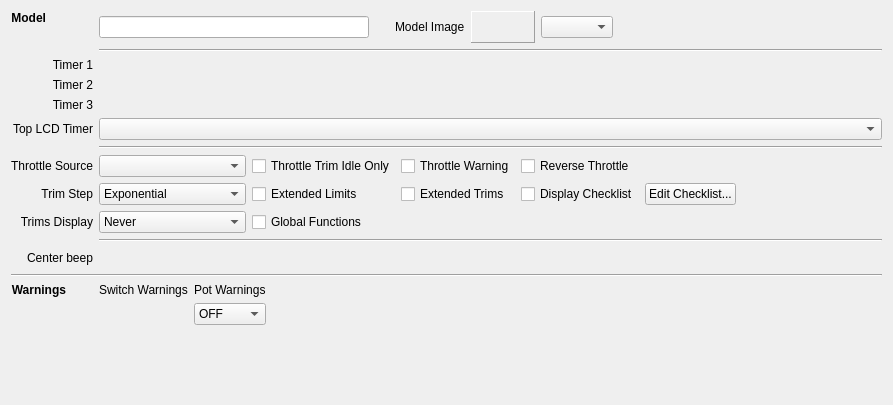
First picture: the form in companion/src/modeledit/setup.ui, repository opentx/opentx, before the edit.
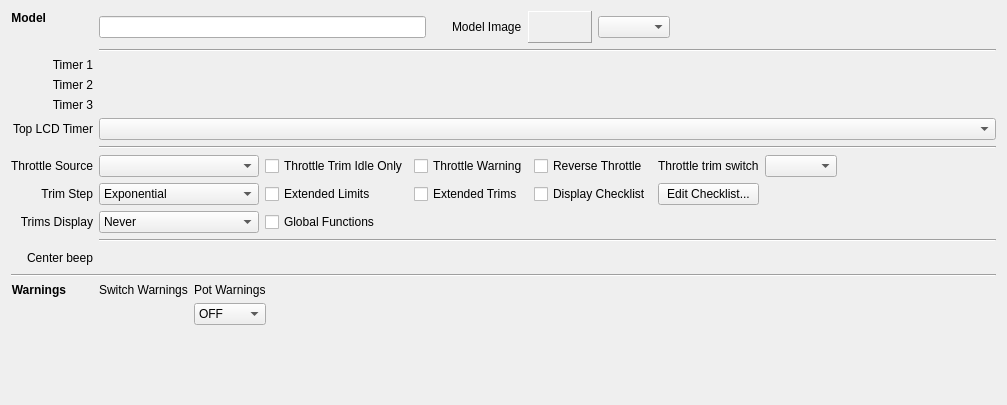
Second picture: the form after the edit. Custom widgets are drawn as their Qt base class.

Commit message: Add throttle trim switch

The edit to the form file:
```diff
--- a/companion/src/modeledit/setup.ui
+++ b/companion/src/modeledit/setup.ui
@@ -6,7 +6,7 @@
    <rect>
     <x>0</x>
     <y>0</y>
-    <width>893</width>
+    <width>1007</width>
     <height>405</height>
    </rect>
   </property>
@@ -342,15 +342,46 @@
       </widget>
      </item>
      <item row="6" column="1">
-      <layout class="QGridLayout" name="gridLayout_2">
-       <item row="1" column="3">
-        <widget class="QCheckBox" name="displayText">
-         <property name="layoutDirection">
-          <enum>Qt::LeftToRight</enum>
+      <layout class="QGridLayout" name="gridLayout_2" columnstretch="0,0,0,0,0,0,0">
+       <property name="verticalSpacing">
+        <number>6</number>
+       </property>
+       <item row="0" column="5">
+        <widget class="QComboBox" name="throttleTrimSwitch"/>
+       </item>
+       <item row="1" column="0">
+        <widget class="QComboBox" name="trimIncrement">
+         <property name="sizePolicy">
+          <sizepolicy hsizetype="MinimumExpanding" vsizetype="Fixed">
+           <horstretch>0</horstretch>
+           <verstretch>0</verstretch>
+          </sizepolicy>
          </property>
-         <property name="text">
-          <string>Display Checklist</string>
-         </property>
+         <item>
+          <property name="text">
+           <string>Exponential</string>
+          </property>
+         </item>
+         <item>
+          <property name="text">
+           <string>Extra Fine</string>
+          </property>
+         </item>
+         <item>
+          <property name="text">
+           <string>Fine</string>
+          </property>
+         </item>
+         <item>
+          <property name="text">
+           <string>Medium</string>
+          </property>
+         </item>
+         <item>
+          <property name="text">
+           <string>Coarse</string>
+          </property>
+         </item>
         </widget>
        </item>
        <item row="2" column="0">
@@ -378,23 +409,6 @@
          </item>
         </widget>
        </item>
-       <item row="0" column="1">
-        <widget class="QCheckBox" name="throttleTrim">
-         <property name="layoutDirection">
-          <enum>Qt::LeftToRight</enum>
-         </property>
-         <property name="text">
-          <string>Throttle Trim Idle Only</string>
-         </property>
-        </widget>
-       </item>
-       <item row="2" column="1">
-        <widget class="QCheckBox" name="gfEnabled">
-         <property name="text">
-          <string>Global Functions</string>
-         </property>
-        </widget>
-       </item>
        <item row="0" column="2">
         <widget class="QCheckBox" name="throttleWarning">
          <property name="layoutDirection">
@@ -405,49 +419,44 @@
          </property>
         </widget>
        </item>
-       <item row="0" column="0">
-        <widget class="QComboBox" name="throttleSource">
-         <property name="sizePolicy">
-          <sizepolicy hsizetype="MinimumExpanding" vsizetype="Fixed">
-           <horstretch>0</horstretch>
-           <verstretch>0</verstretch>
-          </sizepolicy>
+       <item row="1" column="3">
+        <widget class="QCheckBox" name="displayText">
+         <property name="layoutDirection">
+          <enum>Qt::LeftToRight</enum>
          </property>
+         <property name="text">
+          <string>Display Checklist</string>
+         </property>
         </widget>
        </item>
-       <item row="1" column="0">
-        <widget class="QComboBox" name="trimIncrement">
+       <item row="2" column="1">
+        <widget class="QCheckBox" name="gfEnabled">
+         <property name="text">
+          <string>Global Functions</string>
+         </property>
+        </widget>
+       </item>
+       <item row="1" column="4">
+        <widget class="QPushButton" name="editText">
          <property name="sizePolicy">
-          <sizepolicy hsizetype="MinimumExpanding" vsizetype="Fixed">
+          <sizepolicy hsizetype="Minimum" vsizetype="Fixed">
            <horstretch>0</horstretch>
            <verstretch>0</verstretch>
           </sizepolicy>
          </property>
-         <item>
-          <property name="text">
-           <string>Exponential</string>
-          </property>
-         </item>
-         <item>
-          <property name="text">
-           <string>Extra Fine</string>
-          </property>
-         </item>
-         <item>
-          <property name="text">
-           <string>Fine</string>
-          </property>
-         </item>
-         <item>
-          <property name="text">
-           <string>Medium</string>
-          </property>
-         </item>
-         <item>
-          <property name="text">
-           <string>Coarse</string>
-          </property>
-         </item>
+         <property name="text">
+          <string>Edit Checklist...</string>
+         </property>
+        </widget>
+       </item>
+       <item row="0" column="1">
+        <widget class="QCheckBox" name="throttleTrim">
+         <property name="layoutDirection">
+          <enum>Qt::LeftToRight</enum>
+         </property>
+         <property name="text">
+          <string>Throttle Trim Idle Only</string>
+         </property>
         </widget>
        </item>
        <item row="0" column="3">
@@ -466,16 +475,10 @@
          </property>
         </widget>
        </item>
-       <item row="1" column="4">
-        <widget class="QPushButton" name="editText">
-         <property name="sizePolicy">
-          <sizepolicy hsizetype="Minimum" vsizetype="Fixed">
-           <horstretch>0</horstretch>
-           <verstretch>0</verstretch>
-          </sizepolicy>
-         </property>
+       <item row="0" column="4">
+        <widget class="QLabel" name="label_2">
          <property name="text">
-          <string>Edit Checklist...</string>
+          <string>Throttle trim switch</string>
          </property>
         </widget>
        </item>
@@ -499,7 +502,17 @@
          </property>
         </widget>
        </item>
-       <item row="1" column="5">
+       <item row="0" column="0">
+        <widget class="QComboBox" name="throttleSource">
+         <property name="sizePolicy">
+          <sizepolicy hsizetype="MinimumExpanding" vsizetype="Fixed">
+           <horstretch>0</horstretch>
+           <verstretch>0</verstretch>
+          </sizepolicy>
+         </property>
+        </widget>
+       </item>
+       <item row="1" column="6">
         <spacer name="horizontalSpacer">
          <property name="orientation">
           <enum>Qt::Horizontal</enum>
```
Left out of the diff: 324 changed lines with no effect on the pictures. The commit also changes 23 other files.
